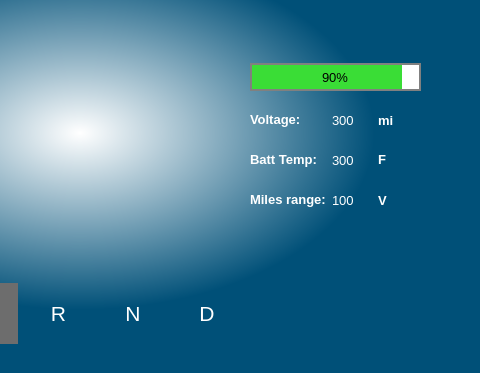
Above: Dashboard.ui from uci-solar-car/Production-Dashboard-Code before the change; both pictures show x 320 to 800 and y 107 to 480 of the 800 by 480 pixel window. Below: the same form after it.
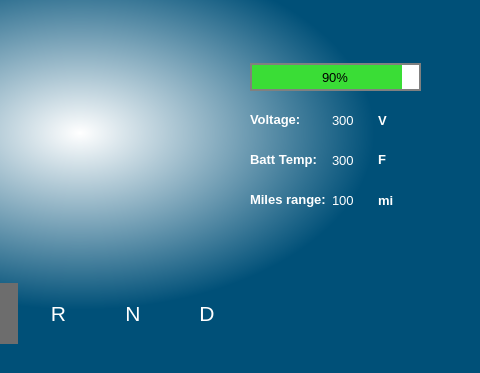
That is the form after the change. Icons and pictures are not drawn.

Commit message: Fixed labels for units

What changed in the file:
```diff
--- a/Dashboard.ui
+++ b/Dashboard.ui
@@ -294,40 +294,6 @@
        </property>
       </widget>
      </item>
-     <item row="2" column="2">
-      <widget class="QLabel" name="voltageUnitLabel">
-       <property name="font">
-        <font>
-         <pointsize>10</pointsize>
-         <weight>75</weight>
-         <bold>true</bold>
-        </font>
-       </property>
-       <property name="styleSheet">
-        <string notr="true">color: rgb(255,255,255)</string>
-       </property>
-       <property name="text">
-        <string>V</string>
-       </property>
-      </widget>
-     </item>
-     <item row="0" column="2">
-      <widget class="QLabel" name="milesUnitLabel">
-       <property name="font">
-        <font>
-         <pointsize>10</pointsize>
-         <weight>75</weight>
-         <bold>true</bold>
-        </font>
-       </property>
-       <property name="styleSheet">
-        <string notr="true">color: rgb(255,255,255)</string>
-       </property>
-       <property name="text">
-        <string>mi</string>
-       </property>
-      </widget>
-     </item>
      <item row="1" column="0">
       <widget class="QLabel" name="batteryTemperatureLabel">
        <property name="font">
@@ -375,6 +341,40 @@
        </property>
       </widget>
      </item>
+     <item row="0" column="2">
+      <widget class="QLabel" name="voltageUnitLabel">
+       <property name="font">
+        <font>
+         <pointsize>10</pointsize>
+         <weight>75</weight>
+         <bold>true</bold>
+        </font>
+       </property>
+       <property name="styleSheet">
+        <string notr="true">color: rgb(255,255,255)</string>
+       </property>
+       <property name="text">
+        <string>V</string>
+       </property>
+      </widget>
+     </item>
+     <item row="2" column="2">
+      <widget class="QLabel" name="milesUnitLabel">
+       <property name="font">
+        <font>
+         <pointsize>10</pointsize>
+         <weight>75</weight>
+         <bold>true</bold>
+        </font>
+       </property>
+       <property name="styleSheet">
+        <string notr="true">color: rgb(255,255,255)</string>
+       </property>
+       <property name="text">
+        <string>mi</string>
+       </property>
+      </widget>
+     </item>
     </layout>
    </widget>
    <widget class="QProgressBar" name="chargePercentageBar">
```
The commit also changes 1 other file.
